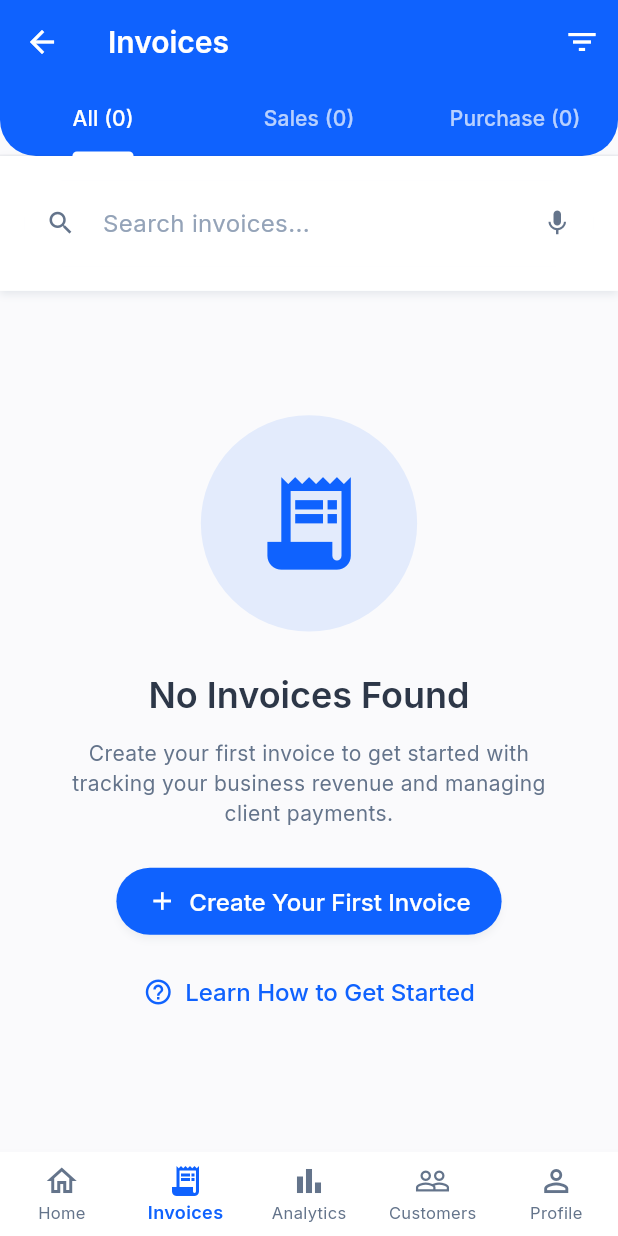
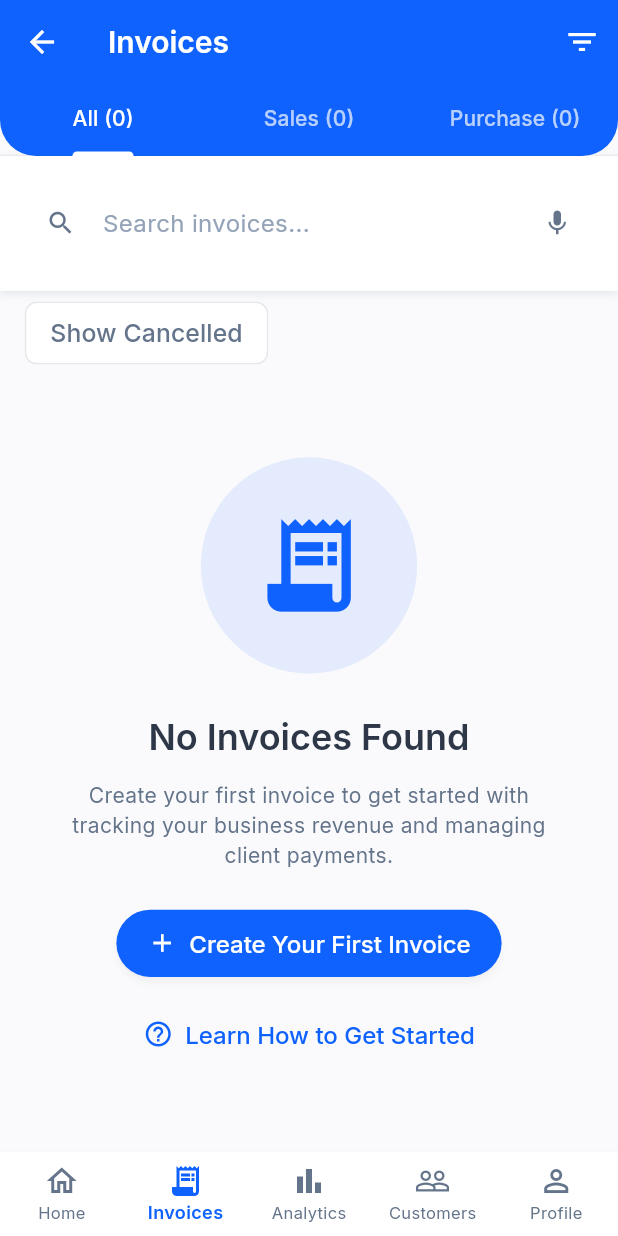
Before and after one commit to Sarthak030506/invoiceflow, a Flutter app: the InvoicesListScreen screen opened by its route, on a phone screen of 412 x 824 dp. Run offline on Flutter 3.47's test engine with Material 3 defaults, Android fonts, the phone set to English and light mode, and no system bars; our stand-ins replace cached_network_image, cloud_firestore, cloud_functions, contacts_service, csv, dio and 18 more; missing offline and left inert: firebase_app_check, razorpay_flutter; accounts and stored records are empty.

Commit message:
fix(invoice-list): hide cancelled invoices by default; add toggle; dim cancelled cards with grey border

```diff
--- a/lib/presentation/invoices_list_screen/invoices_list_screen.dart
+++ b/lib/presentation/invoices_list_screen/invoices_list_screen.dart
@@ -36,6 +36,7 @@ class _InvoicesListScreenState extends State<InvoicesListScreen>
   bool _hasMore = true;
   dynamic _lastDocument;
   bool _isMultiSelectMode = false;
+  bool _showCancelled = false;
   String _searchQuery = '';
   DateTimeRange? _selectedDateRange;
   String? _selectedInvoiceType;
@@ -199,6 +200,11 @@ class _InvoicesListScreenState extends State<InvoicesListScreen>
 
       return true;
     }).toList();
+
+    // Hide cancelled invoices unless the toggle is on (default: hidden)
+    if (!_showCancelled) {
+      filtered = filtered.where((inv) => inv.status.toLowerCase() != 'cancelled').toList();
+    }
 
     setState(() {
       _filteredInvoices = filtered;
@@ -503,7 +509,7 @@ class _InvoicesListScreenState extends State<InvoicesListScreen>
   Widget _buildBody() {
     return Column(
       children: [
-        if (!_isMultiSelectMode)
+        if (!_isMultiSelectMode) ...[
           SearchBarWidget(
             controller: _searchController,
             onChanged: _onSearchChanged,
@@ -512,6 +518,28 @@ class _InvoicesListScreenState extends State<InvoicesListScreen>
               _onSearchChanged('');
             },
           ),
+          Padding(
+            padding: EdgeInsets.symmetric(horizontal: 4.w, vertical: 0.5.h),
+            child: Row(
+              children: [
+                FilterChip(
+                  label: const Text('Show Cancelled'),
+                  selected: _showCancelled,
+                  onSelected: (val) {
+                    setState(() => _showCancelled = val);
+                    _filterInvoices();
+                  },
+                  selectedColor: Colors.red.shade100,
+                  checkmarkColor: Colors.red.shade700,
+                  labelStyle: TextStyle(
+                    color: _showCancelled ? Colors.red.shade700 : null,
+                    fontSize: 12.sp,
+                  ),
+                ),
+              ],
+            ),
+          ),
+        ],
         Expanded(
           child: _filteredInvoices.isEmpty
               ? const EmptyStateWidget()
```
Also changed, not shown: lib/presentation/invoices_list_screen/widgets/invoice_card_widget.dart (+17 -6 lines).
